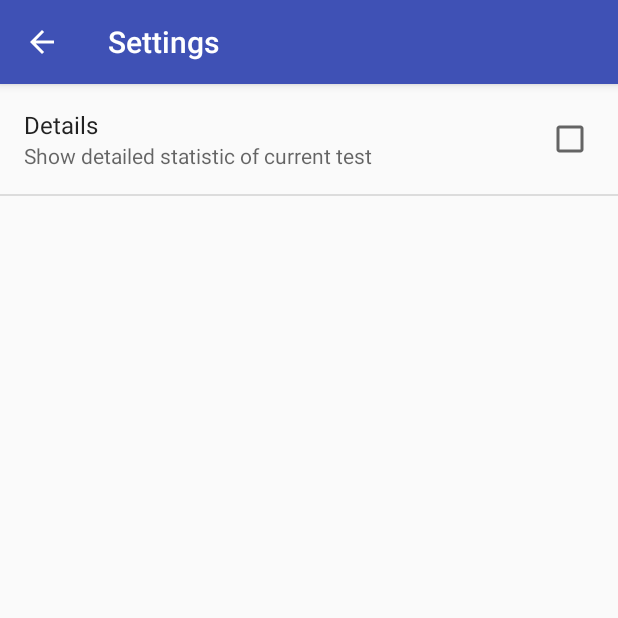
After one commit to AbhijithMadhav/yo-yo, an Android app: the SettingsActivity screen opened directly, with no data from a screen before it, on a phone screen of 412 x 824 dp, the top half of it. The commit adds this screen. Run offline under Robolectric (Android 15) with nearby library versions, the phone set to English and light mode, and no system bars.

Commit message:
Issue #3

```diff
--- a/app/build.gradle
+++ b/app/build.gradle
@@ -9,6 +9,7 @@ android {
         versionCode 1
         versionName "1.0"
         testInstrumentationRunner "android.support.test.runner.AndroidJUnitRunner"
+        vectorDrawables.useSupportLibrary = true
     }
     buildTypes {
         release {
@@ -27,6 +28,8 @@ dependencies {
     implementation 'com.android.support:appcompat-v7:26.1.0'
     implementation 'com.android.support.constraint:constraint-layout:1.0.2'
     implementation 'com.android.support:design:26.1.0'
+    implementation 'com.android.support:support-v4:26.1.0'
+    implementation 'com.android.support:support-vector-drawable:26.1.0'
     testImplementation 'junit:junit:4.12'
     androidTestImplementation 'com.android.support.test:runner:1.0.1'
     androidTestImplementation 'com.android.support.test.espresso:espresso-core:3.0.1'
--- /dev/null
+++ b/app/src/main/java/com/am/yo_yo/app/AppCompatPreferenceActivity.java
@@ -0,0 +1,109 @@
+package com.am.yo_yo.app;
+
+import android.content.res.Configuration;
+import android.os.Bundle;
+import android.preference.PreferenceActivity;
+import android.support.annotation.LayoutRes;
+import android.support.annotation.Nullable;
+import android.support.v7.app.ActionBar;
+import android.support.v7.app.AppCompatDelegate;
+import android.support.v7.widget.Toolbar;
+import android.view.MenuInflater;
+import android.view.View;
+import android.view.ViewGroup;
+
+/**
+ * A {@link android.preference.PreferenceActivity} which implements and proxies the necessary calls
+ * to be used with AppCompat.
+ */
+public abstract class AppCompatPreferenceActivity extends PreferenceActivity {
+
+    private AppCompatDelegate mDelegate;
+
+    @Override
+    protected void onCreate(Bundle savedInstanceState) {
+        getDelegate().installViewFactory();
+        getDelegate().onCreate(savedInstanceState);
+        super.onCreate(savedInstanceState);
+    }
+
+    @Override
+    protected void onPostCreate(Bundle savedInstanceState) {
+        super.onPostCreate(savedInstanceState);
+        getDelegate().onPostCreate(savedInstanceState);
+    }
+
+    public ActionBar getSupportActionBar() {
+        return getDelegate().getSupportActionBar();
+    }
+
+    public void setSupportActionBar(@Nullable Toolbar toolbar) {
+        getDelegate().setSupportActionBar(toolbar);
+    }
+
+    @Override
+    public MenuInflater getMenuInflater() {
+        return getDelegate().getMenuInflater();
+    }
+
+    @Override
+    public void setContentView(@LayoutRes int layoutResID) {
+        getDelegate().setContentView(layoutResID);
+    }
+
+    @Override
+    public void setContentView(View view) {
+        getDelegate().setContentView(view);
+    }
+
+    @Override
+    public void setContentView(View view, ViewGroup.LayoutParams params) {
+        getDelegate().setContentView(view, params);
+    }
+
+    @Override
+    public void addContentView(View view, ViewGroup.LayoutParams params) {
+        getDelegate().addContentView(view, params);
+    }
+
+    @Override
+    protected void onPostResume() {
+        super.onPostResume();
+        getDelegate().onPostResume();
+    }
+
+    @Override
+    protected void onTitleChanged(CharSequence title, int color) {
+        super.onTitleChanged(title, color);
+        getDelegate().setTitle(title);
+    }
+
+    @Override
+    public void onConfigurationChanged(Configuration newConfig) {
+        super.onConfigurationChanged(newConfig);
+        getDelegate().onConfigurationChanged(newConfig);
+    }
+
+    @Override
+    protected void onStop() {
+        super.onStop();
+        getDelegate().onStop();
+    }
+
+    @Override
+    protected void onDestroy() {
+        super.onDestroy();
+        getDelegate().onDestroy();
+    }
+
+    public void invalidateOptionsMenu() {
+        getDelegate().invalidateOptionsMenu();
+    }
+
+    private AppCompatDelegate getDelegate() {
+        if (mDelegate == null) {
+            mDelegate = AppCompatDelegate.create(this, null);
+        }
+        return mDelegate;
+    }
+}
--- /dev/null
+++ b/app/src/main/java/com/am/yo_yo/app/SettingsFragment.java
@@ -0,0 +1,22 @@
+package com.am.yo_yo.app;
+
+import android.os.Bundle;
+import android.preference.PreferenceFragment;
+import android.support.annotation.Nullable;
+
+import com.am.yo_yo.R;
+
+/**
+ * Created by amadhav on 31/01/18.
+ */
+
+public class SettingsFragment extends PreferenceFragment {
+
+    @Override
+    public void onCreate(@Nullable Bundle savedInstanceState) {
+        super.onCreate(savedInstanceState);
+
+        // Load the preferences from an XML resource
+        addPreferencesFromResource(R.xml.preferences);
+    }
+}
--- /dev/null
+++ b/app/src/main/res/drawable/ic_info_black_24dp.xml
@@ -0,0 +1,9 @@
+<vector xmlns:android="http://schemas.android.com/apk/res/android"
+    android:width="24dp"
+    android:height="24dp"
+    android:viewportHeight="24.0"
+    android:viewportWidth="24.0">
+    <path
+        android:fillColor="#FF000000"
+        android:pathData="M12,2C6.48,2 2,6.48 2,12s4.48,10 10,10 10,-4.48 10,-10S17.52,2 12,2zm1,15h-2v-6h2v6zm0,-8h-2V7h2v2z" />
+</vector>
--- /dev/null
+++ b/app/src/main/res/drawable/ic_notifications_black_24dp.xml
@@ -0,0 +1,9 @@
+<vector xmlns:android="http://schemas.android.com/apk/res/android"
+    android:width="24dp"
+    android:height="24dp"
+    android:viewportHeight="24.0"
+    android:viewportWidth="24.0">
+    <path
+        android:fillColor="#FF000000"
+        android:pathData="M11.5,22c1.1,0 2,-0.9 2,-2h-4c0,1.1 0.9,2 2,2zm6.5,-6v-5.5c0,-3.07 -2.13,-5.64 -5,-6.32V3.5c0,-0.83 -0.67,-1.5 -1.5,-1.5S10,2.67 10,3.5v0.68c-2.87,0.68 -5,3.25 -5,6.32V16l-2,2v1h17v-1l-2,-2z" />
+</vector>
--- /dev/null
+++ b/app/src/main/res/drawable/ic_sync_black_24dp.xml
@@ -0,0 +1,9 @@
+<vector xmlns:android="http://schemas.android.com/apk/res/android"
+    android:width="24dp"
+    android:height="24dp"
+    android:viewportHeight="24.0"
+    android:viewportWidth="24.0">
+    <path
+        android:fillColor="#FF000000"
+        android:pathData="M12 4V1L8 5l4 4V6c3.31 0 6 2.69 6 6 0 1.01,-.25 1.97,-.7 2.8l1.46 1.46C19.54 15.03 20 13.57 20 12c0,-4.42,-3.58,-8,-8,-8zm0 14c-3.31 0,-6,-2.69,-6,-6 0,-1.01.25,-1.97.7,-2.8L5.24 7.74C4.46 8.97 4 10.43 4 12c0 4.42 3.58 8 8 8v3l4,-4,-4,-4v3z" />
+</vector>
--- a/app/src/main/res/values/strings.xml
+++ b/app/src/main/res/values/strings.xml
@@ -21,5 +21,82 @@
     <string name="local_service_stopped">Test Stopped</string>
     <string name="notification_channel_id">channelId_01</string>
     <string name="channel_name">Default Channel</string>
+    <string name="pref_details">Details</string>
+    <string name="pref_details_summ">Show detailed statistic of current test</string>
+    <string name="title_activity_settings">Settings</string>
+
+    <!-- Strings related to Settings -->
+
+    <!-- Example General settings -->
+    <string name="pref_header_general">General</string>
+
+    <string name="pref_title_social_recommendations">Enable social recommendations</string>
+    <string name="pref_description_social_recommendations">Recommendations for people to contact
+        based on your message history
+    </string>
+
+    <string name="pref_title_display_name">Display name</string>
+    <string name="pref_default_display_name">John Smith</string>
+
+    <string name="pref_title_add_friends_to_messages">Add friends to messages</string>
+    <string-array name="pref_example_list_titles">
+        <item>Always</item>
+        <item>When possible</item>
+        <item>Never</item>
+    </string-array>
+    <string-array name="pref_example_list_values">
+        <item>1</item>
+        <item>0</item>
+        <item>-1</item>
+    </string-array>
+
+    <!-- Example settings for Data & Sync -->
+    <string name="pref_header_data_sync">Data &amp; sync</string>
+
+    <string name="pref_title_sync_frequency">Sync frequency</string>
+    <string-array name="pref_sync_frequency_titles">
+        <item>15 minutes</item>
+        <item>30 minutes</item>
+        <item>1 hour</item>
+        <item>3 hours</item>
+        <item>6 hours</item>
+        <item>Never</item>
+    </string-array>
+    <string-array name="pref_sync_frequency_values">
+        <item>15</item>
+        <item>30</item>
+        <item>60</item>
+        <item>180</item>
+        <item>360</item>
+        <item>-1</item>
+    </string-array>
+
+    <string-array name="list_preference_entries">
+        <item>Entry 1</item>
+        <item>Entry 2</item>
+        <item>Entry 3</item>
+    </string-array>
+
+    <string-array name="list_preference_entry_values">
+        <item>1</item>
+        <item>2</item>
+        <item>3</item>
+    </string-array>
+
+    <string-array name="multi_select_list_preference_default_value" />
+
+    <string name="pref_title_system_sync_settings">System sync settings</string>
+
+    <!-- Example settings for Notifications -->
+    <string name="pref_header_notifications">Notifications</string>
+
+    <string name="pref_title_new_message_notifications">New message notifications</string>
+
+    <string name="pref_title_ringtone">Ringtone</string>
+    <string name="pref_ringtone_silent">Silent</string>
+
+    <string name="pref_title_vibrate">Vibrate</string>
+    <string name="action_settings">Settings</string>
+    <string name="pref_details_key">pref_details_key</string>
 
 </resources>
--- /dev/null
+++ b/app/src/main/res/xml/pref_data_sync.xml
@@ -0,0 +1,21 @@
+<PreferenceScreen xmlns:android="http://schemas.android.com/apk/res/android">
+
+    <!-- NOTE: Hide buttons to simplify the UI. Users can touch outside the dialog to
+         dismiss it. -->
+    <!-- NOTE: ListPreference's summary should be set to its value by the activity code. -->
+    <ListPreference
+        android:defaultValue="180"
+        android:entries="@array/pref_sync_frequency_titles"
+        android:entryValues="@array/pref_sync_frequency_values"
+        android:key="sync_frequency"
+        android:negativeButtonText="@null"
+        android:positiveButtonText="@null"
+        android:title="@string/pref_title_sync_frequency" />
+
+    <!-- This preference simply launches an intent when selected. Use this UI sparingly, per
+         design guidelines. -->
+    <Preference android:title="@string/pref_title_system_sync_settings">
+        <intent android:action="android.settings.SYNC_SETTINGS" />
+    </Preference>
+
+</PreferenceScreen>
--- /dev/null
+++ b/app/src/main/res/xml/pref_general.xml
@@ -0,0 +1,33 @@
+<PreferenceScreen xmlns:android="http://schemas.android.com/apk/res/android">
+
+    <SwitchPreference
+        android:defaultValue="true"
+        android:key="example_switch"
+        android:summary="@string/pref_description_social_recommendations"
+        android:title="@string/pref_title_social_recommendations" />
+
+    <!-- NOTE: EditTextPreference accepts EditText attributes. -->
+    <!-- NOTE: EditTextPreference's summary should be set to its value by the activity code. -->
+    <EditTextPreference
+        android:capitalize="words"
+        android:defaultValue="@string/pref_default_display_name"
+        android:inputType="textCapWords"
+        android:key="example_text"
+        android:maxLines="1"
+        android:selectAllOnFocus="true"
+        android:singleLine="true"
+        android:title="@string/pref_title_display_name" />
+
+    <!-- NOTE: Hide buttons to simplify the UI. Users can touch outside the dialog to
+         dismiss it. -->
+    <!-- NOTE: ListPreference's summary should be set to its value by the activity code. -->
+    <ListPreference
+        android:defaultValue="-1"
+        android:entries="@array/pref_example_list_titles"
+        android:entryValues="@array/pref_example_list_values"
+        android:key="example_list"
+        android:negativeButtonText="@null"
+        android:positiveButtonText="@null"
+        android:title="@string/pref_title_add_friends_to_messages" />
+
+</PreferenceScreen>
--- /dev/null
+++ b/app/src/main/res/xml/pref_headers.xml
@@ -0,0 +1,20 @@
+<preference-headers xmlns:android="http://schemas.android.com/apk/res/android">
+
+    <!-- These settings headers are only used on tablets. -->
+
+    <header
+        android:fragment="com.am.yo_yo.app.SettingsActivity$GeneralPreferenceFragment"
+        android:icon="@drawable/ic_info_black_24dp"
+        android:title="@string/pref_header_general" />
+
+    <header
+        android:fragment="com.am.yo_yo.app.SettingsActivity$NotificationPreferenceFragment"
+        android:icon="@drawable/ic_notifications_black_24dp"
+        android:title="@string/pref_header_notifications" />
+
+    <header
+        android:fragment="com.am.yo_yo.app.SettingsActivity$DataSyncPreferenceFragment"
+        android:icon="@drawable/ic_sync_black_24dp"
+        android:title="@string/pref_header_data_sync" />
+
+</preference-headers>
--- /dev/null
+++ b/app/src/main/res/xml/pref_notification.xml
@@ -0,0 +1,27 @@
+<PreferenceScreen xmlns:android="http://schemas.android.com/apk/res/android">
+
+    <!-- A 'parent' preference, which enables/disables child preferences (below)
+         when checked/unchecked. -->
+    <SwitchPreference
+        android:defaultValue="true"
+        android:key="notifications_new_message"
+        android:title="@string/pref_title_new_message_notifications" />
+
+    <!-- Allows the user to choose a ringtone in the 'notification' category. -->
+    <!-- NOTE: This preference will be enabled only when the checkbox above is checked. -->
+    <!-- NOTE: RingtonePreference's summary should be set to its value by the activity code. -->
+    <RingtonePreference
+        android:defaultValue="content://settings/system/notification_sound"
+        android:dependency="notifications_new_message"
+        android:key="notifications_new_message_ringtone"
+        android:ringtoneType="notification"
+        android:title="@string/pref_title_ringtone" />
+
+    <!-- NOTE: This preference will be enabled only when the checkbox above is checked. -->
+    <SwitchPreference
+        android:defaultValue="true"
+        android:dependency="notifications_new_message"
+        android:key="notifications_new_message_vibrate"
+        android:title="@string/pref_title_vibrate" />
+
+</PreferenceScreen>
--- /dev/null
+++ b/app/src/main/res/xml/preferences.xml
@@ -0,0 +1,8 @@
+<?xml version="1.0" encoding="utf-8"?>
+<PreferenceScreen xmlns:android="http://schemas.android.com/apk/res/android">
+    <CheckBoxPreference
+        android:key="@string/pref_details_key"
+        android:title="@string/pref_details"
+        android:summary="@string/pref_details_summ"
+        android:defaultValue="false" />
+</PreferenceScreen>
```
Also changed, not shown: app/src/main/AndroidManifest.xml (+7 -2 lines), app/src/main/java/com/am/yo_yo/app/HomeActivity.java (+19 -0 lines), app/src/main/java/com/am/yo_yo/app/SettingsActivity.java (added, +259 -0 lines), app/src/main/java/com/am/yo_yo/app/YoYoActivity.java (+37 -3 lines), app/src/main/res/menu/menu.xml (added, +10 -0 lines).
